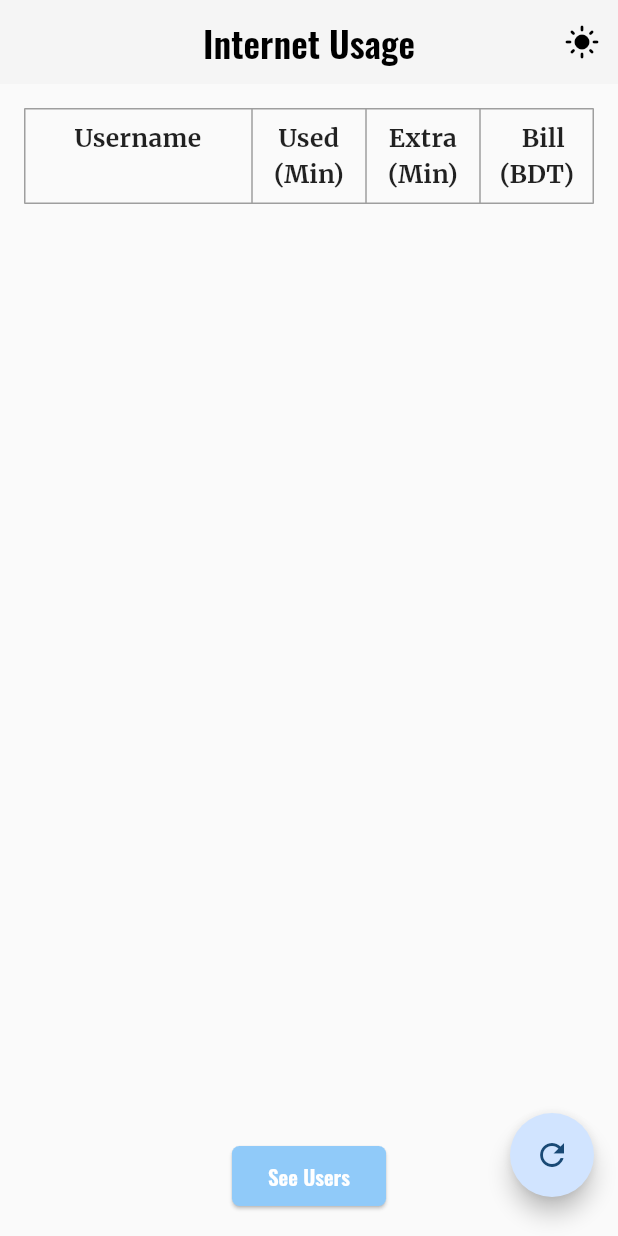
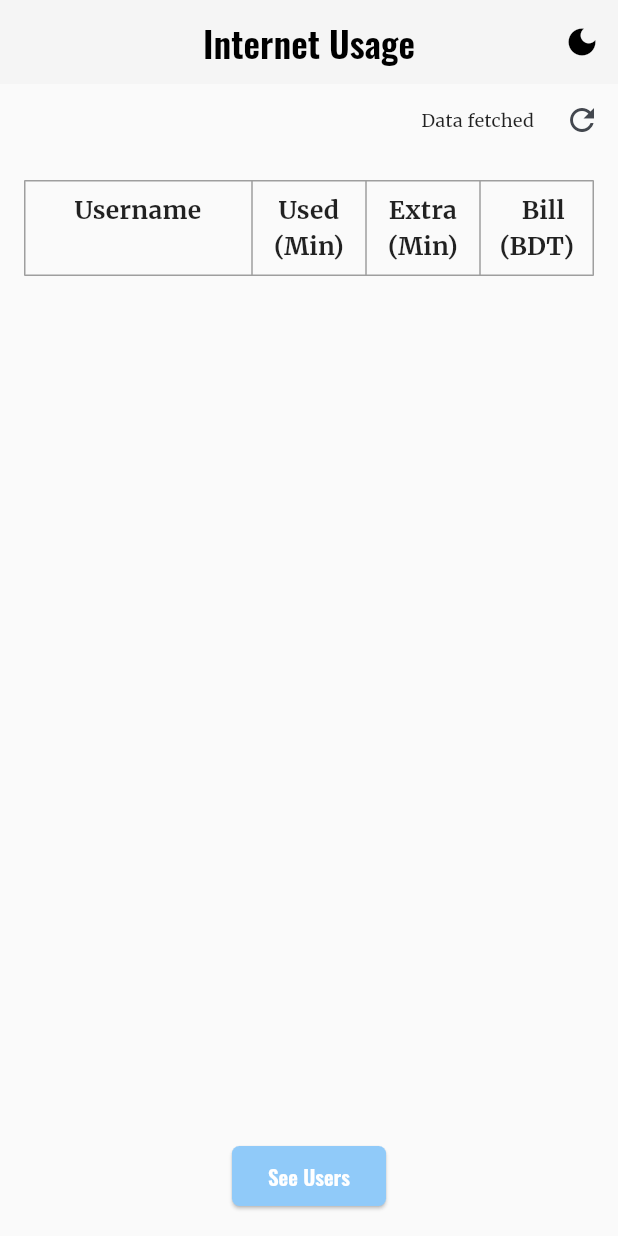
Before and after one commit to abeshahsan/CasperNet-Mobile, a Flutter app: the screen it shows after launch, on a phone screen of 412 x 824 dp. Run offline on Flutter 3.47's test engine with Material 3 defaults, Android fonts, the phone set to English and light mode, and no system bars; our stand-ins replace bloc, equatable, flutter_bloc, google_fonts, hydrated_bloc; missing offline and left inert: change_case.

Commit message:
Refactor InternetUsageBloc and states for improved data handling and add refresh functionality in InternetUsagePage

```diff
--- a/lib/bloc/internet_usage/internet_usage_state.dart
+++ b/lib/bloc/internet_usage/internet_usage_state.dart
@@ -1,21 +1,37 @@
 part of 'internet_usage_bloc.dart';
 
 @immutable
-abstract class InternetUsageState {}
+abstract class InternetUsageState extends Equatable {
+  final List<UsageData> usageData;
 
-class InternetUsageInitial extends InternetUsageState {}
+  const InternetUsageState({required this.usageData});
 
-class InternetUsageLoading extends InternetUsageState {}
+  @override
+  List<Object?> get props => [usageData];
+}
+
+class InternetUsageInitial extends InternetUsageState {
+  const InternetUsageInitial() : super(usageData: const []);
+}
+
+class InternetUsageLoading extends InternetUsageState {
+  const InternetUsageLoading(List<UsageData> previousUsageData)
+      : super(usageData: previousUsageData);
+}
 
 class InternetUsageLoaded extends InternetUsageState {
-  final List<UsageData> usageData;
-  final List<List> accounts;
-
-  InternetUsageLoaded(this.usageData, this.accounts);
+  const InternetUsageLoaded(List<UsageData> usageData)
+      : super(usageData: usageData);
 }
 
 class InternetUsageError extends InternetUsageState {
   final String message;
 
-  InternetUsageError(this.message);
+  const InternetUsageError(this.message, List<UsageData> previousUsageData)
+      : super(usageData: previousUsageData);
 }
+
+class InternetUsageTimeout extends InternetUsageState {
+  const InternetUsageTimeout(List<UsageData> previousUsageData)
+      : super(usageData: previousUsageData);
+}
--- a/lib/components.dart
+++ b/lib/components.dart
@@ -37,8 +37,8 @@ class MyAppBarState extends State<MyAppBar> {
           },
           icon: Icon(
             themeBloc.state.themeMode == ThemeMode.light
-                ? Icons.light_mode
-                : Icons.dark_mode,
+                ? Icons.dark_mode
+                : Icons.light_mode,
           ),
         ),
       ],
--- a/lib/main.dart
+++ b/lib/main.dart
@@ -4,12 +4,19 @@ import 'package:caspernet/bloc/router/router_bloc.dart';
 import 'package:caspernet/bloc/theme/theme_bloc.dart';
 import 'package:caspernet/components.dart';
 import 'package:caspernet/pages/internet_usage_page.dart';
-
+import 'package:flutter/foundation.dart';
+import 'package:hydrated_bloc/hydrated_bloc.dart';
 import 'package:flutter/material.dart';
 import 'package:flutter_bloc/flutter_bloc.dart';
+import 'package:path_provider/path_provider.dart';
 
 Future<void> main() async {
   WidgetsFlutterBinding.ensureInitialized();
+
+  HydratedBloc.storage = await HydratedStorage.build(
+      storageDirectory: kIsWeb
+          ? HydratedStorageDirectory.web
+          : HydratedStorageDirectory((await getTemporaryDirectory()).path));
 
   runApp(MultiBlocProvider(providers: [
     BlocProvider<ThemeBloc>(create: (context) => ThemeBloc()),
@@ -35,21 +42,6 @@ class MyApp extends StatelessWidget {
             title: 'Internet Usage',
           ),
           body: const InternetUsagePage(),
-          floatingActionButton: Column(
-            mainAxisSize: MainAxisSize.min,
-            children: [
-              FloatingActionButton(
-                shape: const CircleBorder(),
-                onPressed: () {
-                  context
-                      .read<InternetUsageBloc>()
-                      .add(RefreshInternetUsageEvent());
-                },
-                child: const Icon(Icons.refresh),
-              ),
-              const SizedBox(height: 10),
-            ],
-          ),
         ),
       );
     });
--- a/lib/pages/internet_usage_page.dart
+++ b/lib/pages/internet_usage_page.dart
@@ -5,13 +5,10 @@ import 'package:caspernet/bloc/internet_usage/internet_usage_bloc.dart';
 import 'package:flutter/material.dart';
 import 'package:flutter_bloc/flutter_bloc.dart';
 
-Widget _buildLoadingIndicator() {
-  return const Center(
-    child: CircularProgressIndicator(),
-  );
-}
-
-Widget _buildUsageData(List<UsageData> usageDataList) {
+Widget _buildUsageData(List<UsageData>? usageDataList) {
+  if (usageDataList == null) {
+    return const Text('No data available');
+  }
   return UsageTable(usageDataList);
 }
 
@@ -23,15 +20,59 @@ class InternetUsagePage extends StatelessWidget {
     return Column(
       mainAxisAlignment: MainAxisAlignment.spaceBetween,
       children: [
+        // a refresh button with proper messages
+        BlocBuilder<InternetUsageBloc, InternetUsageState>(
+          builder: (context, state) {
+            String message;
+            if (state is InternetUsageLoading) {
+              message = "Fetching data...";
+            } else if (state is InternetUsageError) {
+              message = "Error. Try again";
+            } else if (state is InternetUsageLoaded) {
+              message = "Data fetched";
+            } else {
+              message = "Messages will appear here";
+            }
+
+            return Row(
+              mainAxisAlignment: MainAxisAlignment.end,
+              children: [
+                Text(
+                  message,
+                  style: const TextStyle(fontSize: 12),
+                ),
+                const SizedBox(width: 8),
+                IconButton(
+                  onPressed: () {
+                    if (state is InternetUsageLoading) {
+                      return;
+                    }
+                    context
+                        .read<InternetUsageBloc>()
+                        .add(RefreshInternetUsageEvent());
+                  },
+                  icon: state is InternetUsageLoading
+                      ? SizedBox(
+                          width: 15,
+                          height: 15,
+                          child:
+                              const CircularProgressIndicator(strokeWidth: 1.5),
+                        )
+                      : const Icon(Icons.refresh),
+                  tooltip: 'Refresh',
+                ),
+              ],
+            );
+          },
+        ),
         Expanded(
           child: BlocBuilder<InternetUsageBloc, InternetUsageState>(
+            // buildWhen: (previous, current) => current is InternetUsageLoaded,
             builder: (context, state) {
-              if (state is InternetUsageLoading) {
-                return _buildLoadingIndicator();
-              } else if (state is InternetUsageError) {
-                return Center(
-                    child: Text('No data available: ${state.message}'));
-              } else if (state is InternetUsageLoaded) {
+              if (state is InternetUsageLoading ||
+                  state is InternetUsageLoaded ||
+                  state is InternetUsageError ||
+                  state is InternetUsageTimeout) {
                 return SingleChildScrollView(
                   child: Padding(
                     padding: const EdgeInsets.all(16.0),
```
Also changed, not shown: lib/bloc/internet_usage/internet_usage_bloc.dart (+19 -20 lines), lib/pages/users_page.dart (+35 -66 lines).
